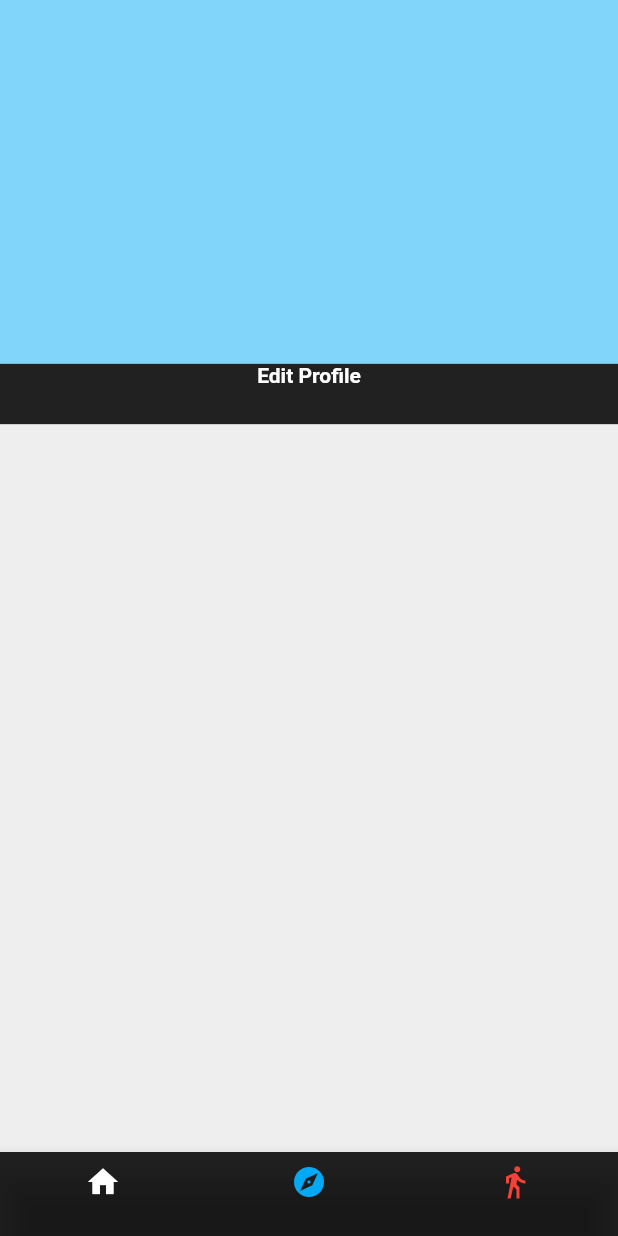
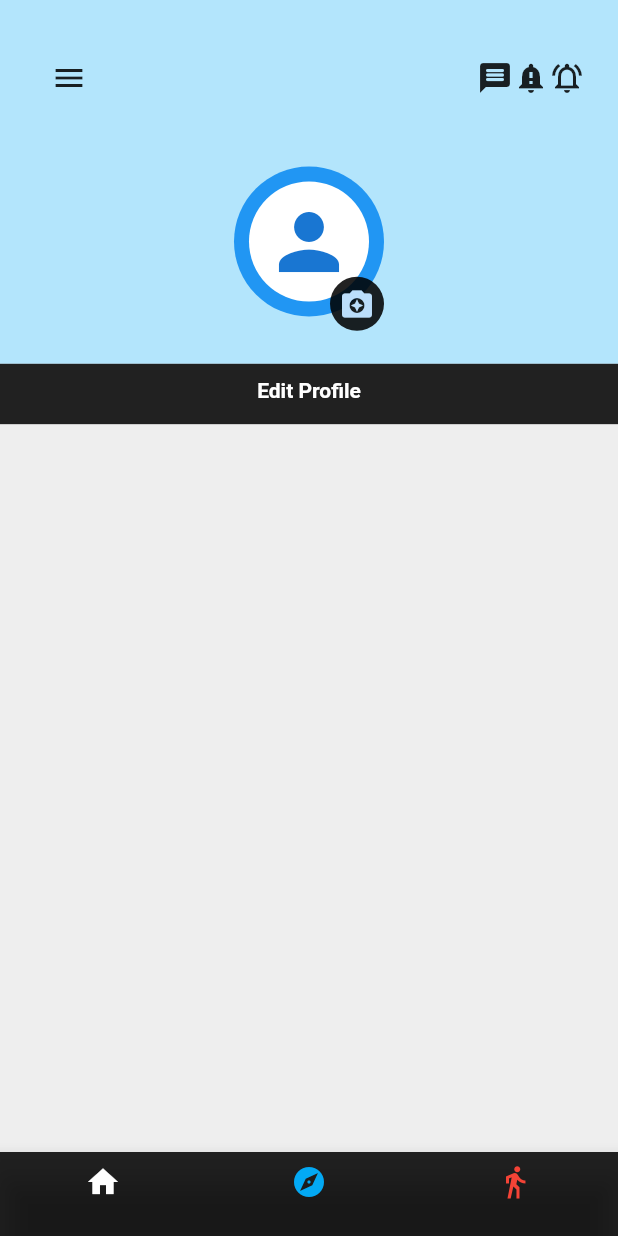
Before and after one commit to sajasmohammed/ui_practice, a Flutter app: the screen it shows after launch, on a phone screen of 412 x 824 dp. Run offline on Flutter 3.47's test engine with Material 2 defaults, Android fonts, the phone set to English and light mode, and no system bars; our stand-ins replace get.

Commit message:
profile ui

```diff
--- a/lib/app/app.dart
+++ b/lib/app/app.dart
@@ -1,5 +1,5 @@
 import 'package:flutter/material.dart';
-import 'package:ui_practice/view/home_screen.dart';
+import 'package:ui_practice/view/home/home_screen.dart';
 
 class App extends StatelessWidget {
   const App({Key? key}) : super(key: key);
--- /dev/null
+++ b/lib/view/home/compoenents/bottom_nav_bar_widget.dart
@@ -0,0 +1,34 @@
+import 'package:flutter/material.dart';
+import 'package:ui_practice/controller/controller.dart';
+import 'package:ui_practice/widgets.dart';
+
+import '../../../constants.dart';
+
+
+class bottom_nav_bar_widget extends StatelessWidget {
+  const bottom_nav_bar_widget({
+    Key? key,
+    required Controller controller,
+  }) : _controller = controller, super(key: key);
+
+  final Controller _controller;
+
+  @override
+  Widget build(BuildContext context) {
+    return BottomNavigationBar(
+      currentIndex: _controller.currentIndex.value,
+      backgroundColor: cblack,
+      items: [
+        cWidget.bottomNavigationBarItem(
+            icon: Icons.home, color: cwhite, title: ''),
+        cWidget.bottomNavigationBarItem(
+            icon: Icons.explore, color: cblue, title: ''),
+        cWidget.bottomNavigationBarItem(
+            icon: Icons.directions_walk, color: cred, title: ''),
+      ],
+      onTap: (i) {
+        _controller.currentIndex.value = i;
+      },
+    );
+  }
+}
--- /dev/null
+++ b/lib/view/home/compoenents/form_widget.dart
@@ -0,0 +1,17 @@
+import 'package:flutter/material.dart';
+
+class FormWidget extends StatelessWidget {
+  const FormWidget({
+    Key? key,
+  }) : super(key: key);
+
+  @override
+  Widget build(BuildContext context) {
+    return Expanded(
+      flex: 12,
+      child: Container(
+        color: Colors.grey[200],
+      ),
+    );
+  }
+}
--- /dev/null
+++ b/lib/view/home/compoenents/profile_widget.dart
@@ -0,0 +1,101 @@
+import 'package:flutter/material.dart';
+
+import '../../../constants.dart';
+
+
+class ProfileWidget extends StatelessWidget {
+  const ProfileWidget({
+    Key? key,
+  }) : super(key: key);
+
+  @override
+  Widget build(BuildContext context) {
+    return Expanded(
+      flex: 6,
+      child: Container(
+        width: double.infinity,
+        color: Colors.lightBlue[100],
+        child: Padding(
+          padding: EdgeInsets.all(defaulPadding / 10),
+          child: Column(
+            children: [
+              Expanded(
+                child: Padding(
+                  padding: EdgeInsets.all(defaulPadding),
+                  child: Column(
+                    children: [
+                      Expanded(
+                        flex: 1,
+                        child: Row(
+                          mainAxisAlignment:
+                              MainAxisAlignment.spaceBetween,
+                          children: [
+                            IconButton(
+                              onPressed: () {},
+                              icon: Icon(Icons.menu),
+                            ),
+                            Row(
+                              mainAxisAlignment:
+                                  MainAxisAlignment.spaceAround,
+                              children: [
+                                Icon(Icons.message_rounded),
+                                Icon(Icons.notification_important),
+                                Icon(Icons
+                                    .notifications_active_outlined),
+                              ],
+                            )
+                          ],
+                        ),
+                      ),
+                      SizedBox(height: defaulPadding),
+                      Expanded(
+                        flex: 2,
+                        child: Container(
+                          height: defaulPadding * 5,
+                          width: defaulPadding * 5,
+                          child: Stack(
+                            children: [
+                              Container(
+                                decoration: BoxDecoration(
+                                  color: Colors.blue,
+                                  shape: BoxShape.circle,
+                                ),
+                              ),
+                              Positioned(
+                                left: 10,
+                                bottom: 10,
+                                top: 10,
+                                right: 10,
+                                child: CircleAvatar(
+                                  radius: defaulPadding*2,
+                                  backgroundColor: cwhite,
+                                  child: Icon(
+                                    Icons.person,
+                                    size: defaulPadding * 3,
+                                  ),
+                                ),
+                              ),
+                              Positioned(
+                                bottom: 0,
+                                right: 0,
+                                child: CircleAvatar(
+                                  radius: 18,
+                                  backgroundColor: cblack,
+                                  child: Icon(Icons.camera_enhance),
+                                ),
+                              ),
+                            ],
+                          ),
+                        ),
+                      ),
+                    ],
+                  ),
+                ),
+              )
+            ],
+          ),
+        ),
+      ),
+    );
+  }
+}
--- /dev/null
+++ b/lib/view/home/home_screen.dart
@@ -0,0 +1,42 @@
+import 'package:flutter/material.dart';
+import 'package:get/get.dart';
+import 'package:ui_practice/constants.dart';
+import 'package:ui_practice/controller/controller.dart';
+import 'compoenents/bottom_nav_bar_widget.dart';
+import 'compoenents/form_widget.dart';
+import 'compoenents/profile_widget.dart';
+
+class HomeScreen extends StatelessWidget {
+  final Controller _controller = Get.put(Controller());
+
+  @override
+  Widget build(BuildContext context) {
+    return Scaffold(
+      body: SafeArea(
+        child: Column(
+          children: [
+            ProfileWidget(),
+            Expanded(
+              flex: 1,
+              child: Container(
+                  width: double.infinity,
+                  color: cblack,
+                  child: Padding(
+                    padding:
+                        const EdgeInsets.symmetric(vertical: defaulPadding / 2),
+                    child: Text(
+                      "Edit Profile",
+                      textAlign: TextAlign.center,
+                      style:
+                          TextStyle(color: cwhite, fontWeight: FontWeight.bold),
+                    ),
+                  )),
+            ),
+            FormWidget(),
+          ],
+        ),
+      ),
+      bottomNavigationBar: bottom_nav_bar_widget(controller: _controller),
+    );
+  }
+}
--- a/lib/view/home_screen.dart
+++ /dev/null
@@ -1,68 +0,0 @@
-import 'package:flutter/material.dart';
-import 'package:get/get.dart';
-import 'package:ui_practice/constants.dart';
-import 'package:ui_practice/controller/controller.dart';
-import 'package:ui_practice/widgets.dart';
-
-class HomeScreen extends StatelessWidget {
-  final Controller _controller = Get.put(Controller());
-
-  @override
-  Widget build(BuildContext context) {
-    return Scaffold(
-      body: SafeArea(
-        child: Column(
-            children: [
-              Expanded(
-                flex: 6,
-                child: Container(
-                  width: double.infinity,
-                  color: Colors.lightBlue[200],
-                  child: Padding(
-                    padding: const EdgeInsets.all(defaulPadding),
-                    child: Column(
-                      children: [
-
-                      ],
-                    ),
-                  ),
-                ),
-              ),
-              Expanded(
-                flex: 1,
-                child: Container(
-                  width: double.infinity,
-                  color: cblack,
-                  child: Padding(
-                    padding: const EdgeInsets.all(0.0),
-                    child: Text("Edit Profile", textAlign: TextAlign.center, style: TextStyle(color: cwhite, fontWeight: FontWeight.bold),),
-                  )
-                ),
-              ),
-              Expanded(
-                flex: 12,
-                child:Container(
-                  color: Colors.grey[200],
-                ),
-              ),
-            ],
-          ),
-        ),
-      bottomNavigationBar: BottomNavigationBar(
-        currentIndex: _controller.currentIndex.value,
-        backgroundColor: cblack,
-        items: [
-          cWidget.bottomNavigationBarItem(
-              icon: Icons.home, color: cwhite, title: ''),
-          cWidget.bottomNavigationBarItem(
-              icon: Icons.explore, color: cblue, title: ''),
-          cWidget.bottomNavigationBarItem(
-              icon: Icons.directions_walk, color: cred, title: ''),
-        ],
-        onTap: (i) {
-          _controller.currentIndex.value = i;
-        },
-      ),
-    );
-  }
-}
```
